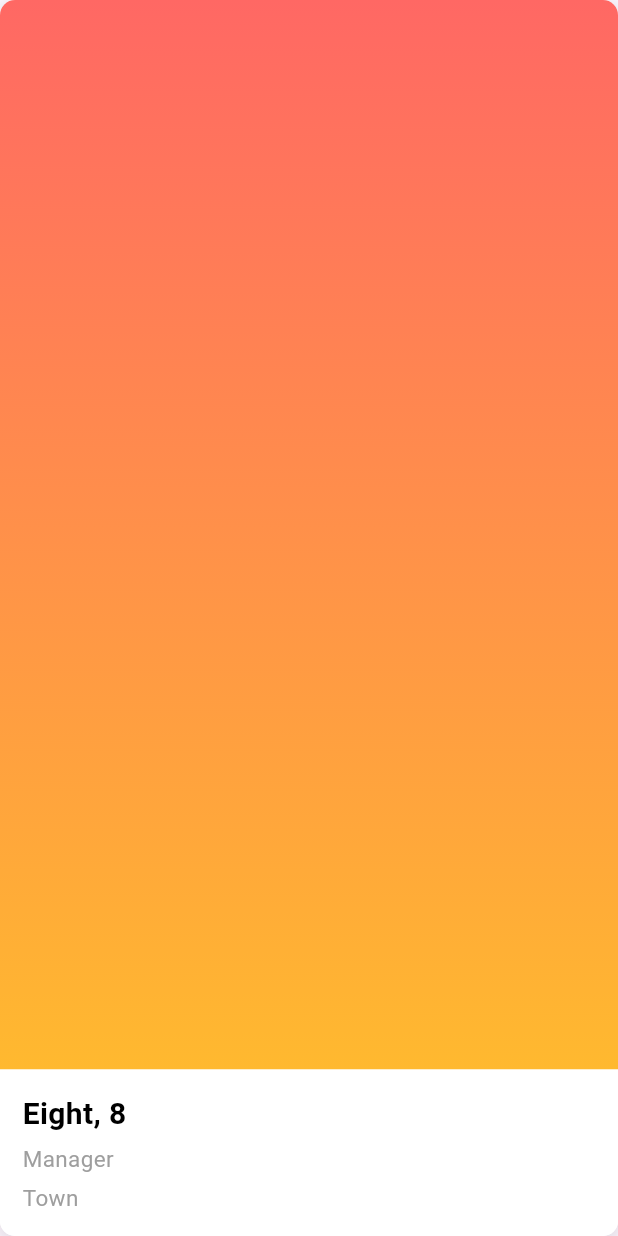
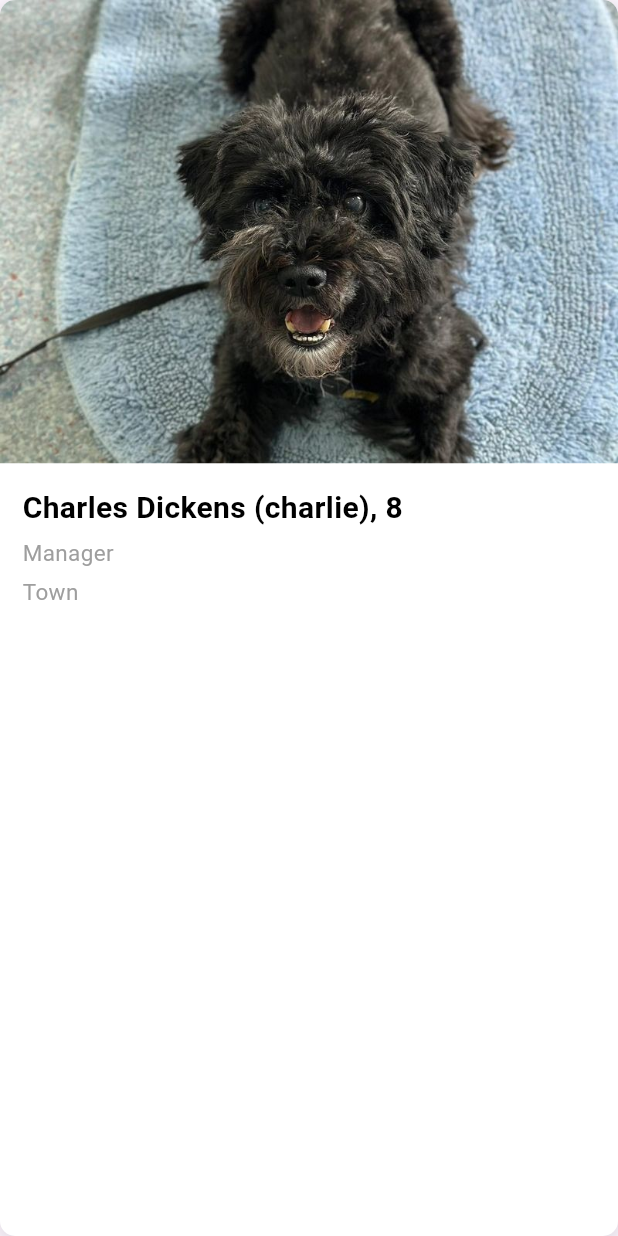
Before and after one commit to anishh2003/petRescues, a Flutter app: the PetCard widget shown alone on an empty page, opened directly with sample values from the repository, on a phone screen of 412 x 824 dp. Run offline on Flutter 3.47's test engine with Material 3 defaults, Android fonts, the phone set to English and light mode, and no system bars; our stand-ins replace appinio_swiper, cloud_firestore, file_picker, firebase_auth, firebase_core, flutter_riverpod and 5 more; accounts and stored records are empty.

Commit message:
first card shows local asset image

```diff
--- a/lib/core/widgets/appino_swiper_widgets/pet_card.dart
+++ b/lib/core/widgets/appino_swiper_widgets/pet_card.dart
@@ -1,6 +1,7 @@
 import 'package:flutter/cupertino.dart';
 import 'package:flutter/material.dart';
-import 'package:pet_rescues/models/example_candidate_model.dart';
+import 'package:pet_rescues/core/constants/constants.dart';
+import 'package:pet_rescues/models/pet_candidate_model.dart';
 
 class PetCard extends StatelessWidget {
   final PetCandidateModel candidate;
@@ -29,12 +30,20 @@ class PetCard extends StatelessWidget {
       child: Column(
         children: [
           Flexible(
-            child: Container(
-              decoration: BoxDecoration(
-                gradient: candidate.color,
-                borderRadius: const BorderRadius.only(
-                  topLeft: Radius.circular(10),
-                  topRight: Radius.circular(10),
+            child: ClipRRect(
+              borderRadius: const BorderRadius.only(
+                topLeft: Radius.circular(10.0),
+                topRight: Radius.circular(10.0),
+              ),
+              child: Container(
+                child: candidate.petPics?.first == null
+                    ? Image.asset(Constants.logoPath)
+                    : Image.asset(candidate.petPics!.first),
+                decoration: const BoxDecoration(
+                  borderRadius: const BorderRadius.only(
+                    topLeft: Radius.circular(10),
+                    topRight: Radius.circular(10),
+                  ),
                 ),
               ),
             ),
--- a/lib/features/pets/pets_screen.dart
+++ b/lib/features/pets/pets_screen.dart
@@ -6,7 +6,7 @@ import 'package:flutter/material.dart';
 import 'package:flutter_riverpod/flutter_riverpod.dart';
 import 'package:pet_rescues/core/widgets/appino_swiper_widgets/pet_card_buttons.dart';
 import 'package:pet_rescues/core/widgets/appino_swiper_widgets/pet_card.dart';
-import 'package:pet_rescues/models/example_candidate_model.dart';
+import 'package:pet_rescues/models/pet_candidate_model.dart';
 
 class PetsScreen extends ConsumerStatefulWidget {
   const PetsScreen({super.key});
@@ -46,7 +46,7 @@ class _PetsScreenState extends ConsumerState<PetsScreen> {
                 ),
                 child: AppinioSwiper(
                   invertAngleOnBottomDrag: true,
-                  backgroundCardCount: 3,
+                  backgroundCardCount: 0,
                   swipeOptions:
                       const SwipeOptions.only(left: true, right: true),
                   controller: controller,
--- /dev/null
+++ b/lib/models/pet_candidate_model.dart
@@ -0,0 +1,97 @@
+import 'package:flutter/cupertino.dart';
+
+class PetCandidateModel {
+  String? name;
+  String? job;
+  String? city;
+  List<String>? petPics;
+
+  PetCandidateModel({
+    this.name,
+    this.job,
+    this.city,
+    this.petPics,
+  });
+}
+
+List<PetCandidateModel> candidates = [
+  PetCandidateModel(
+    name: 'Charles Dickens (charlie), 8',
+    job: 'Manager',
+    city: 'Town',
+    petPics: [
+      'assets/pets/dogs/charles/charles_1.jpg',
+      'assets/pets/dogs/charles/charles_2.png',
+      'assets/pets/dogs/charles/charles_3.png'
+    ],
+  ),
+  PetCandidateModel(
+    name: 'Seven, 7',
+    job: 'Manager',
+    city: 'Town',
+    petPics: [],
+  ),
+  PetCandidateModel(
+    name: 'Six, 6',
+    job: 'Manager',
+    city: 'Town',
+    petPics: [],
+  ),
+  PetCandidateModel(
+    name: 'Five, 5',
+    job: 'Manager',
+    city: 'Town',
+    petPics: [],
+  ),
+  PetCandidateModel(
+    name: 'Four, 4',
+    job: 'Manager',
+    city: 'Town',
+    petPics: [],
+  ),
+  PetCandidateModel(
+    name: 'Three, 3',
+    job: 'Manager',
+    city: 'Town',
+    petPics: [],
+  ),
+  PetCandidateModel(
+    name: 'Two, 2',
+    job: 'Manager',
+    city: 'Town',
+    petPics: [],
+  ),
+  PetCandidateModel(
+    name: 'One, 1',
+    job: 'Manager',
+    city: 'Town',
+    petPics: [],
+  ),
+];
+
+// const LinearGradient gradientRed = LinearGradient(
+//   begin: Alignment.topCenter,
+//   end: Alignment.bottomCenter,
+//   colors: [
+//     Color(0xFFFF3868),
+//     Color(0xFFFFB49A),
+//   ],
+// );
+
+// const LinearGradient gradientPurple = LinearGradient(
+//   begin: Alignment.topCenter,
+//   end: Alignment.bottomCenter,
+//   colors: [
+//     Color(0xFF736EFE),
+//     Color(0xFF62E4EC),
+//   ],
+// );
+
+// const LinearGradient gradientBlue = LinearGradient(
+//   begin: Alignment.topCenter,
+//   end: Alignment.bottomCenter,
+//   colors: [
+//     Color(0xFF0BA4E0),
+//     Color(0xFFA9E4BD),
+//   ],
+// );
--- a/pubspec.yaml
+++ b/pubspec.yaml
@@ -60,6 +60,8 @@ flutter:
   # To add assets to your application, add an assets section, like this:
   assets:
     - assets/images/
+    - assets/pets/dogs/charles/
+    - assets/pets/cats/
   #   - images/a_dot_ham.jpeg
   # An image asset can refer to one or more resolution-specific "variants", see
   # https://flutter.dev/assets-and-images/#resolution-aware
```
Also changed, not shown: lib/models/example_candidate_model.dart (deleted, +0 -111 lines), assets/pets/dogs/charles/charles_1.jpg (added), assets/pets/dogs/charles/charles_2.jpg (added), assets/pets/dogs/charles/charles_3.jpg (added).
